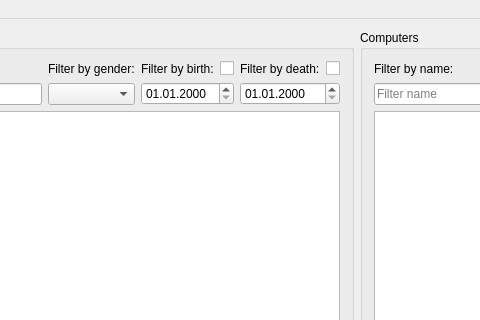
Before: the Qt Designer form skilaverkefni3/ui/mainwindow.ui in Njallzzz/Skilaverkefni, drawn with Qt 5; both pictures show x 143 to 623 and y 0 to 320 of the 999 by 575 pixel window.
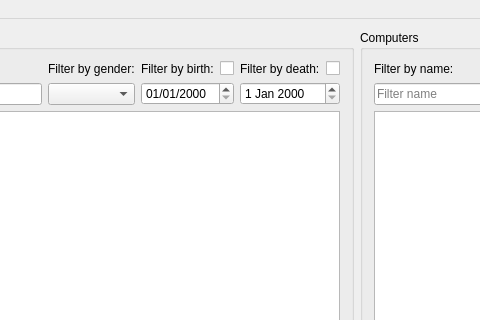
After: the same form once the commit is applied.

Patch:
```diff
--- a/skilaverkefni3/ui/mainwindow.ui
+++ b/skilaverkefni3/ui/mainwindow.ui
@@ -84,7 +84,7 @@
              <item>
               <widget class="QDateEdit" name="date_birth_p">
                <property name="displayFormat">
-                <string>dd.MM.yyyy</string>
+                <string>dd/MM/yyyy</string>
                </property>
               </widget>
              </item>
@@ -111,11 +111,7 @@
               </layout>
              </item>
              <item>
-              <widget class="QDateEdit" name="date_death_p">
-               <property name="displayFormat">
-                <string>dd.MM.yyyy</string>
-               </property>
-              </widget>
+              <widget class="QDateEdit" name="date_death_p"/>
              </item>
             </layout>
            </item>
```
Left out of the diff: 23 changed lines with no effect on the pictures.
